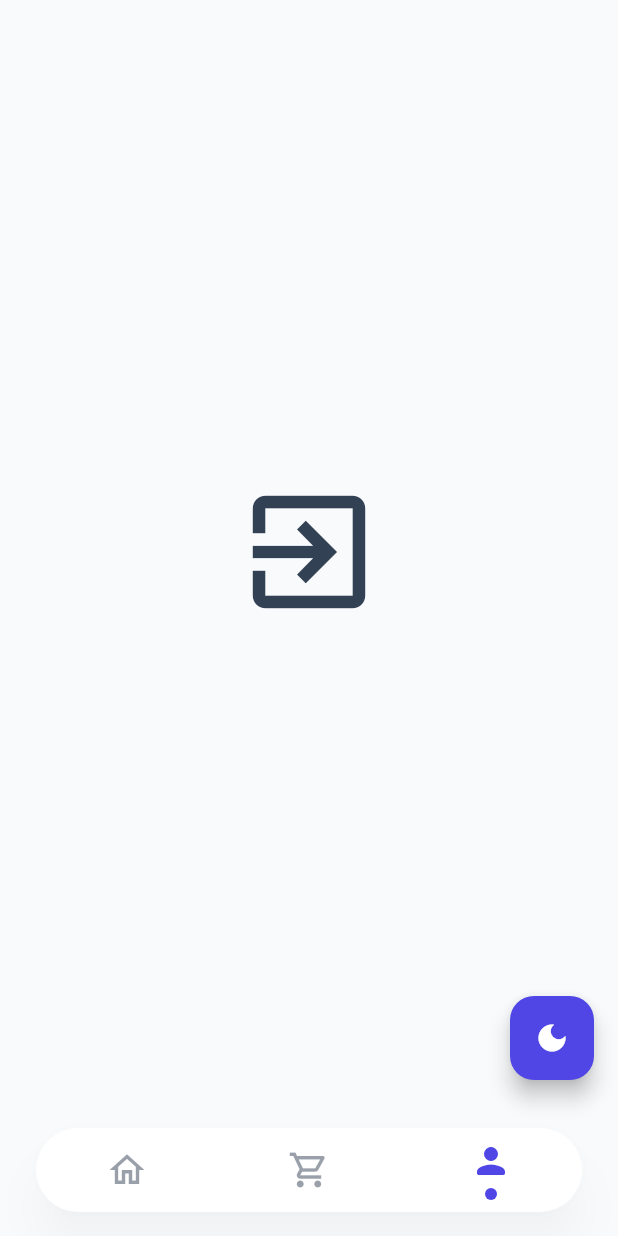
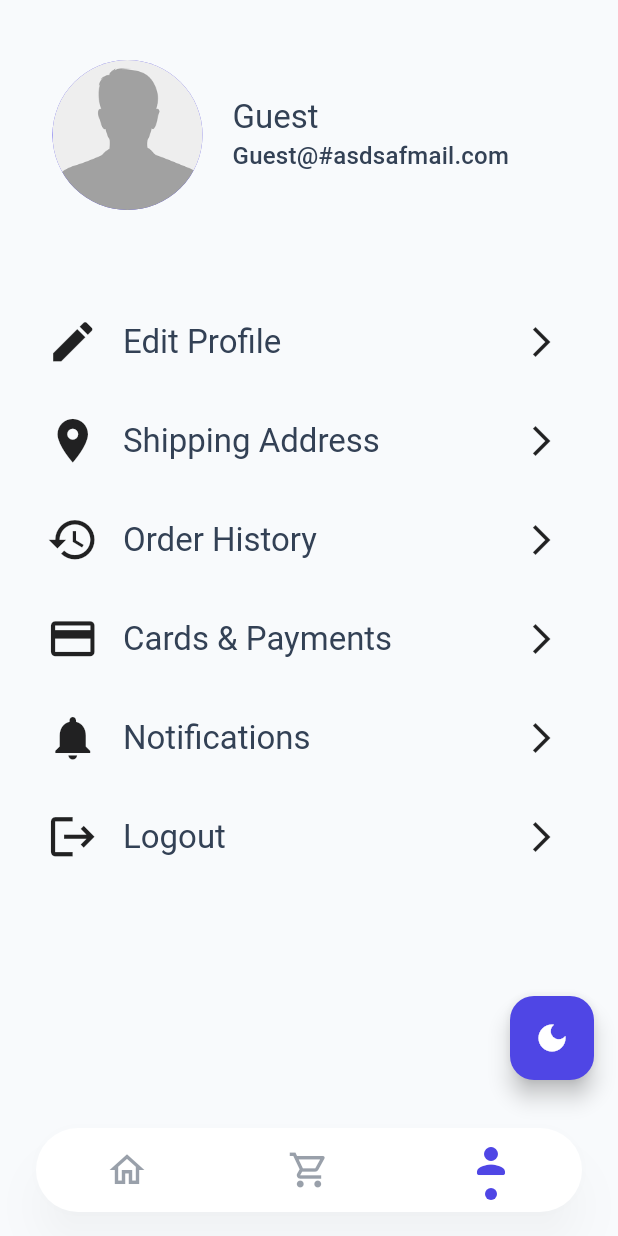
Before and after one commit to MooAli49/ecommerce, a Flutter app: the screen it shows once a user with an empty profile is signed in, item 3 of the bottom bar chosen, on a phone screen of 412 x 824 dp. Run offline on Flutter 3.47's test engine with Material 3 defaults, Android fonts, the phone set to English and light mode, and no system bars; our stand-ins replace bloc, cloud_firestore, firebase_auth, firebase_core, flutter_bloc, font_awesome_flutter and 4 more; accounts and stored records are empty; network calls fail.

Commit message:
Refactors user profile flow and removes unused widget
Integrates persistent user data loading and display in the profile section,
ensuring user info is fetched from shared preferences and passed explicitly.

Replaces custom headline widget with built-in text styles for consistency.

Enhances sign-out logic to clear stored user data and refreshes user info on screen change.

Improves UI structure in the profile area and simplifies navigation handling.

```diff
--- a/lib/core/helper/shared_pref_helper.dart
+++ b/lib/core/helper/shared_pref_helper.dart
@@ -69,17 +69,24 @@ class SharedPrefHelper {
   }
 
   static Future<void> setUser(UserModel user) async {
-    debugPrint('SharedPrefHelper : setUser with user : $user');
-    await setData(userKey, user.toJson());
+    final userJsonString = jsonEncode(user.toJson());
+    debugPrint(
+      'SharedPrefHelper : setUser with userJsonString : $userJsonString',
+    );
+    await setData(userKey, userJsonString);
+    debugPrint('SharedPrefHelper : setUser completed');
   }
 
   static Future<UserModel?> getUser() async {
     debugPrint('SharedPrefHelper : getUser');
     final userJsonString = await getString(userKey);
+    debugPrint('SharedPrefHelper : getUser userJsonString: $userJsonString');
     if (userJsonString.isNotEmpty) {
       final userJson = jsonDecode(userJsonString);
+      debugPrint('SharedPrefHelper : getUser parsed userJson: $userJson');
       return UserModel.fromJson(userJson);
     }
+    debugPrint('SharedPrefHelper : getUser no user found, returning null');
     return null;
   }
 
--- a/lib/feature/home/controller/cubit/control_cubit.dart
+++ b/lib/feature/home/controller/cubit/control_cubit.dart
@@ -1,3 +1,5 @@
+import 'package:ecommerce/core/helper/shared_pref_helper.dart';
+import 'package:ecommerce/feature/auth/data/models/user_model.dart';
 import 'package:ecommerce/feature/cart/ui/screens/cart_screen.dart';
 import 'package:ecommerce/feature/home/ui/screens/home_screen.dart';
 import 'package:ecommerce/feature/profile/ui/screens/profile_screen.dart';
@@ -5,16 +7,48 @@ import 'package:flutter/material.dart';
 import 'package:flutter_bloc/flutter_bloc.dart';
 
 class ControlCubit extends Cubit<int> {
-  ControlCubit() : super(0);
-  // int get currentIndex => state;
-  final List<Widget> _mainScreenBodyWidgets = [
-    HomeScreen(),
-    CartScreen(),
-    ProfileScreen(),
-  ];
-  Widget get currentScreenBody => _mainScreenBodyWidgets[state];
-  void initialize() {
-    emit(0); // Set initial index to 0 (HomeScreen)
+  ControlCubit() : super(0) {
+    initialize();
+  }
+
+  late UserModel user;
+
+  Future<void> initialize() async {
+    await getUserData();
+    emit(state); // Refresh UI if needed
+  }
+
+  Future<void> getUserData() async {
+    final sharedPrefUser = await SharedPrefHelper.getUser();
+    if (sharedPrefUser == null) {
+      debugPrint(
+        'ControlCubit: No user found in SharedPreferences, using guest user.',
+      );
+      user = UserModel(
+        id: '',
+        name: 'Guest',
+        email: 'Guest@#asdsafmail.com',
+        photoUrl: 'default',
+      );
+    } else {
+      debugPrint(
+        'ControlCubit: Loaded user from SharedPreferences: ${sharedPrefUser.toJson()}',
+      );
+      user = sharedPrefUser;
+    }
+    emit(state); // Always emit to trigger UI rebuild, even if user is null
+  }
+
+  Widget get currentScreenBody {
+    switch (state) {
+      case 0:
+        return const HomeScreen();
+      case 1:
+        return const CartScreen();
+      case 2:
+      default:
+        return ProfileScreen(user: user);
+    }
   }
 
   void changeScreenIndex(int index) {
--- a/lib/feature/home/ui/widgets/best_seller_item.dart
+++ b/lib/feature/home/ui/widgets/best_seller_item.dart
@@ -95,13 +95,13 @@ class BestSellerItem extends StatelessWidget {
                       // Product Name
                       Text(
                         product.name,
+                        maxLines: 1,
+                        overflow: TextOverflow.ellipsis,
                         style: TextStyle(
-                          fontSize: 14,
+                          fontSize: 13,
                           fontWeight: FontWeight.w600,
                           color: Theme.of(context).colorScheme.onSurface,
                         ),
-                        maxLines: 2,
-                        overflow: TextOverflow.ellipsis,
                       ),
                       // Product Description
                       Text(
--- a/lib/feature/home/ui/widgets/categories_header.dart
+++ b/lib/feature/home/ui/widgets/categories_header.dart
@@ -4,7 +4,6 @@ import 'package:flutter/material.dart';
 import 'package:flutter_bloc/flutter_bloc.dart';
 
 import '../../../../core/helper/spacing.dart';
-import '../../../../core/widgets/headline_text.dart';
 import '../../controller/cubit/categories_cubit.dart';
 import '../../data/models/category_model.dart';
 import 'category_item.dart';
@@ -18,7 +17,10 @@ class CategoriesHeader extends StatelessWidget {
       children: [
         Align(
           alignment: Alignment.centerLeft,
-          child: HeadlineText(text: 'Categories'),
+          child: Text(
+            'Categories',
+            style: Theme.of(context).textTheme.titleLarge,
+          ),
         ),
         verticalSpacing(5),
         BlocBuilder<CategoriesCubit, CategoriesState>(
--- a/lib/feature/home/ui/widgets/custom_bottom_navigation_bar.dart
+++ b/lib/feature/home/ui/widgets/custom_bottom_navigation_bar.dart
@@ -4,8 +4,13 @@ import 'package:flutter_bloc/flutter_bloc.dart';
 import '../../controller/cubit/control_cubit.dart';
 
 class CustomBottomNavigationBar extends StatelessWidget {
-  const CustomBottomNavigationBar({super.key, required this.currentIndex});
+  const CustomBottomNavigationBar({
+    super.key,
+    required this.currentIndex,
+    this.onTab,
+  });
   final int currentIndex;
+  final void Function(int)? onTab;
 
   @override
   Widget build(BuildContext context) {
@@ -140,9 +145,11 @@ class CustomBottomNavigationBar extends StatelessWidget {
               ),
             ],
             currentIndex: currentIndex,
-            onTap: (index) {
-              context.read<ControlCubit>().changeScreenIndex(index);
-            },
+            onTap:
+                onTab ??
+                (index) {
+                  context.read<ControlCubit>().changeScreenIndex(index);
+                },
           ),
         ),
       ),
--- a/lib/feature/profile/ui/screens/profile_screen.dart
+++ b/lib/feature/profile/ui/screens/profile_screen.dart
@@ -1,22 +1,19 @@
 import 'package:ecommerce/core/helper/constants.dart';
 import 'package:ecommerce/core/helper/extensions.dart';
 import 'package:ecommerce/core/helper/shared_pref_helper.dart';
+import 'package:ecommerce/core/helper/spacing.dart';
 import 'package:ecommerce/core/routing/routes.dart';
 import 'package:ecommerce/feature/auth/controller/cubit/auth_cubit.dart';
+import 'package:ecommerce/feature/auth/data/models/user_model.dart';
 import 'package:flutter/material.dart';
 import 'package:flutter_bloc/flutter_bloc.dart';
 
 class ProfileScreen extends StatelessWidget {
-  const ProfileScreen({super.key});
+  const ProfileScreen({super.key, required this.user});
 
-  @override
-  Widget build(BuildContext context) {
-    return Scaffold(
-      extendBodyBehindAppBar: true,
-      body: Center(
-        child: IconButton(
-          onPressed: () async {
-            // Store context in a local variable before async gap
+  final UserModel user;
+  // String? _userName;
+  Future<void> _logout(BuildContext context) async {
     final navigatorContext = context;
     // Sign out the user
     await navigatorContext.read<AuthCubit>().signOut();
@@ -34,10 +31,111 @@ class ProfileScreen extends StatelessWidget {
         predicate: (Route<dynamic> route) => false,
       );
     }
-          },
-          icon: Icon(Icons.exit_to_app, size: 100),
+  }
+
+  @override
+  Widget build(BuildContext context) {
+    return Scaffold(
+      extendBodyBehindAppBar: true,
+      body: SafeArea(
+        child: Padding(
+          padding: const EdgeInsets.symmetric(horizontal: 15.0),
+          child: Column(
+            mainAxisAlignment: MainAxisAlignment.start,
+            children: [
+              verticalSpacing(40),
+              Row(
+                children: [
+                  horizontalSpacing(20),
+                  CircleAvatar(
+                    radius: 50,
+                    backgroundImage:
+                        user.photoUrl == 'default'
+                            ? AssetImage('assets/images/person.png')
+                            : NetworkImage(user.photoUrl),
+                  ),
+                  horizontalSpacing(20),
+                  Expanded(
+                    child: Column(
+                      mainAxisAlignment: MainAxisAlignment.spaceAround,
+                      crossAxisAlignment: CrossAxisAlignment.stretch,
+                      children: [
+                        Text(
+                          user.name,
+                          style: Theme.of(context).textTheme.titleLarge,
+                        ),
+                        Text(
+                          user.email,
+                          style: Theme.of(context).textTheme.titleMedium,
+                        ),
+                      ],
+                    ),
+                  ),
+                ],
+              ),
+              verticalSpacing(60),
+              _customListTile(
+                context,
+                icon: Icons.edit,
+                title: 'Edit Profile',
+                onTap: () {},
+              ),
+              verticalSpacing(10),
+              _customListTile(
+                context,
+                icon: Icons.location_on,
+                title: 'Shipping Address',
+                onTap: () {},
+              ),
+              verticalSpacing(10),
+              _customListTile(
+                context,
+                icon: Icons.history,
+                title: 'Order History',
+                onTap: () {},
+              ),
+              verticalSpacing(10),
+              _customListTile(
+                context,
+                icon: Icons.credit_card,
+                title: 'Cards & Payments',
+                onTap: () {},
+              ),
+              verticalSpacing(10),
+              _customListTile(
+                context,
+                icon: Icons.notifications,
+                title: 'Notifications',
+                onTap: () {},
+              ),
+              verticalSpacing(10),
+              _customListTile(
+                context,
+                icon: Icons.logout,
+                title: 'Logout',
+                onTap: () async => await _logout(context),
+              ),
+            ],
+          ),
         ),
       ),
     );
   }
+
+  Widget _customListTile(
+    BuildContext context, {
+    required IconData icon,
+    required String title,
+    required VoidCallback onTap,
+  }) {
+    return ListTile(
+      leading: Icon(icon, size: 35, color: Theme.of(context).iconTheme.color),
+      title: Text(title, style: Theme.of(context).textTheme.titleLarge),
+      trailing: Icon(
+        Icons.arrow_forward_ios,
+        color: Theme.of(context).iconTheme.color,
+      ),
+      onTap: onTap,
+    );
   }
+}
```
Also changed, not shown: lib/core/widgets/headline_text.dart (deleted, +0 -14 lines), lib/feature/auth/controller/cubit/auth_cubit.dart (+11 -11 lines), lib/feature/home/ui/screens/control_screen.dart (+6 -2 lines), lib/feature/home/ui/widgets/best_sellers_header.dart (+4 -3 lines). Lines whose indentation alone changed are shown as unchanged.
